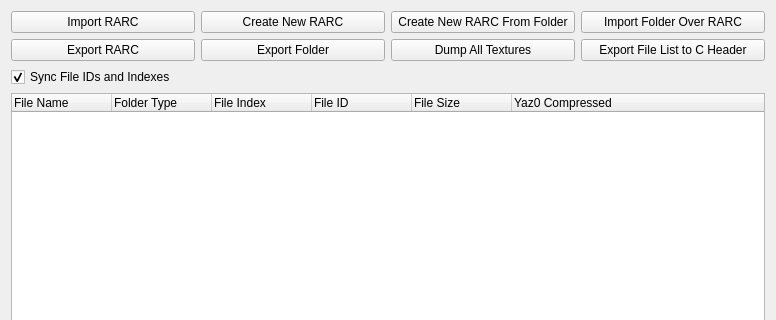
LagoLunatic/GCFT, file gcft_ui/rarc_tab.ui: the form before one commit; both pictures show x 0 to 776 and y 0 to 320 of the 776 by 515 pixel window.
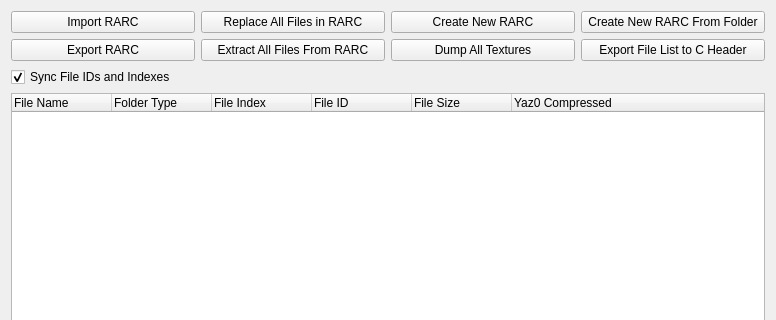
The form after the commit.

Commit message:
Several RARC improvements
* Implemented extracting and replacing all files within a single folder, instead of only being able to extract/replace all files in the RARC at once.
* Renamed "Import Folder Over RARC" to "Replace All Files in RARC", and "Export RARC Folder" to "Extract All Files From RARC" for clarity.
* Fixed file size and compression not updating in the UI after replacing all files in the RARC.

Patch:
```diff
--- a/gcft_ui/rarc_tab.ui
+++ b/gcft_ui/rarc_tab.ui
@@ -23,6 +23,13 @@
        </property>
       </widget>
      </item>
+     <item>
+      <widget class="QPushButton" name="replace_all_files_in_rarc">
+       <property name="text">
+        <string>Replace All Files in RARC</string>
+       </property>
+      </widget>
+     </item>
      <item>
       <widget class="QPushButton" name="create_rarc">
        <property name="text">
@@ -37,13 +44,6 @@
        </property>
       </widget>
      </item>
-     <item>
-      <widget class="QPushButton" name="import_folder_over_rarc">
-       <property name="text">
-        <string>Import Folder Over RARC</string>
-       </property>
-      </widget>
-     </item>
     </layout>
    </item>
    <item>
@@ -58,7 +58,7 @@
      <item>
       <widget class="QPushButton" name="export_rarc_folder">
        <property name="text">
-        <string>Export Folder</string>
+        <string>Extract All Files From RARC</string>
        </property>
       </widget>
      </item>
```
Left out of the diff: 12 changed lines with no effect on the pictures. The commit also changes 2 other files.
